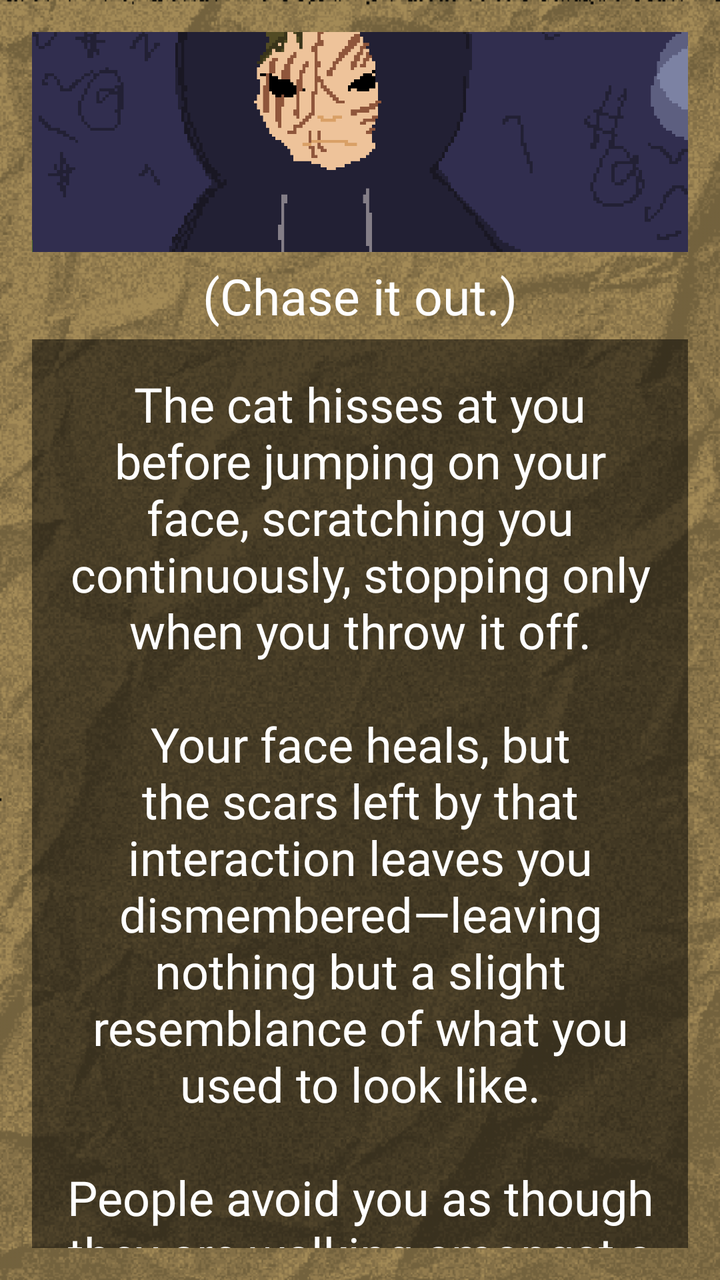
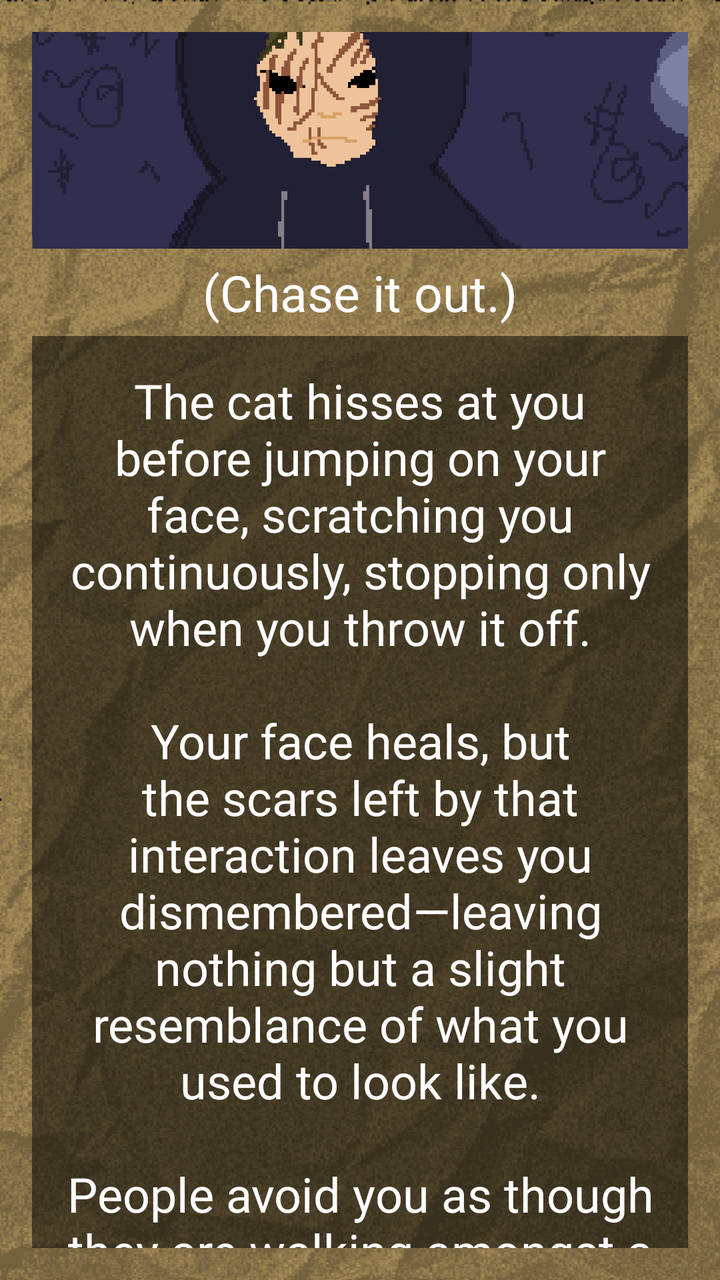

Compare the two renders of this Android layout. The source of the first and the diff that turns it into the second are given below.
<!-- AndroidManifest.xml: application theme Theme.ChoiceQuest -->
<!-- res/layout/activity_page2_1_3_1_2.xml -->
<?xml version="1.0" encoding="utf-8"?>
<LinearLayout xmlns:android="http://schemas.android.com/apk/res/android"
    xmlns:app="http://schemas.android.com/apk/res-auto"
    xmlns:tools="http://schemas.android.com/tools"
    android:layout_width="match_parent"
    android:layout_height="match_parent"
    android:id="@+id/page2_1_3_1_2"
    android:background="@drawable/papertexture_"
    android:backgroundTint="#f8e7c2"
    android:backgroundTintMode="multiply"
    android:gravity="center"
    android:orientation="vertical"
    android:padding="16dp"
    tools:context=".Page2_1_3_1_2">

    <View
        android:layout_width="match_parent"
        android:layout_height="0dp"
        android:layout_weight="1"/>

    <ImageView
        android:id="@+id/imageView"
        android:layout_width="412dp"
        android:layout_height="250dp"
        android:src="@drawable/page2_1_3_1_2"/>

    <View
        android:layout_width="match_parent"
        android:layout_height="1dp"
        android:layout_weight="0.1"/>

    <TextView
        android:layout_width="match_parent"
        android:layout_height="wrap_content"
        android:gravity="center"
        android:fontFamily="@font/pixelspace"
        android:padding="5dp"
        android:text="(Chase it out.)"
        android:textColor="@color/white"
        android:textSize="25sp" />

    <TextView
        android:layout_width="match_parent"
        android:layout_height="wrap_content"
        android:id="@+id/tv_page2_1_3_1_2"
        android:layout_marginBottom="16dp"
        android:background="#80000000"
        android:fontFamily="@font/pixelgame_font"
        android:gravity="center"
        android:padding="16dp"
        android:text="The cat hisses at you before jumping on your face, scratching you continuously, stopping only when you throw it off.\n\nYour face heals, but the scars left by that interaction leaves you dismembered—leaving nothing but a slight resemblance of what you used to look like.\n\nPeople avoid you as though they are walking amongst a monster."
        android:textColor="@color/white"
        android:textSize="24sp" />

    <Button
        android:layout_width="412dp"
        android:layout_height="45dp"
        android:fontFamily="@font/quest_font"
        android:background="@android:color/transparent"
        android:textSize="12sp"
        android:layout_marginBottom="16dp"
        android:text="Go Back to Title Page"
        android:onClick="title30" />

    <View
        android:layout_width="match_parent"
        android:layout_height="1dp"
        android:layout_weight="1"/>

</LinearLayout>
<!-- resources referenced by this layout -->
<resources>
  <color name="white">#FFFFFF</color>
  <!-- drawable page2_1_3_1_2: png bitmap (drawable, 26762 bytes) -->
  <!-- drawable papertexture_: png bitmap (drawable, 156948 bytes) -->
  <style name="Theme.ChoiceQuest" parent="Base.Theme.ChoiceQuest" />
  <style name="Base.Theme.ChoiceQuest" parent="Theme.Material3.DayNight.NoActionBar">
          
          
      </style>
</resources>

<!-- the commit's change to res/layout/activity_page2_1_3_1_2.xml (unified diff, before → after) -->
@@ -53,11 +53,12 @@
         android:textSize="24sp" />
 
     <Button
-        android:layout_width="412dp"
-        android:layout_height="45dp"
+        android:layout_width="match_parent"
+        android:layout_height="wrap_content"
         android:fontFamily="@font/quest_font"
-        android:background="@android:color/transparent"
-        android:textSize="12sp"
+        android:textSize="10sp"
+        android:textColor="@color/white"
+        android:backgroundTint="@color/cardview_dark_background"
         android:layout_marginBottom="16dp"
         android:text="Go Back to Title Page"
         android:onClick="title30" />
